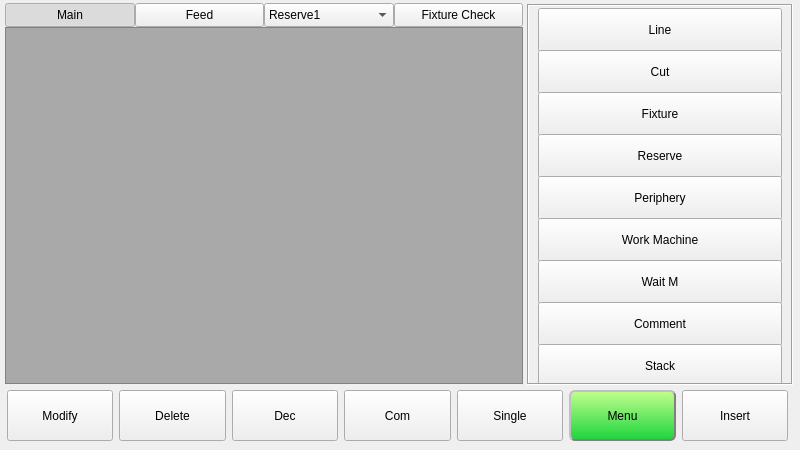
Above: hcinstruction/ichcinstructionpageframe_8.ui from GaussCheng/2-5AxisPunch before the change. Below: the same form after it.
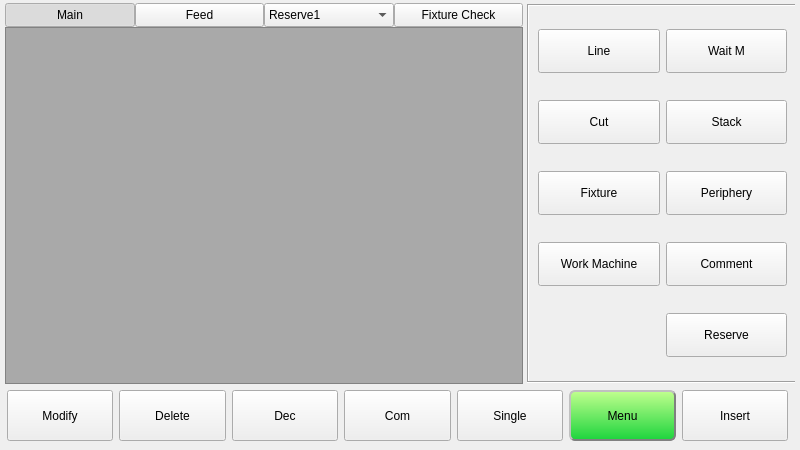
That is the form after the change. Icons and pictures are not drawn. Custom widgets are drawn as their Qt base class.

```diff
--- a/hcinstruction/ichcinstructionpageframe_8.ui
+++ b/hcinstruction/ichcinstructionpageframe_8.ui
@@ -45,8 +45,8 @@
       <rect>
        <x>522</x>
        <y>1</y>
-       <width>266</width>
-       <height>381</height>
+       <width>271</width>
+       <height>379</height>
       </rect>
      </property>
      <property name="sizePolicy">
@@ -65,17 +65,46 @@
       <number>0</number>
      </property>
      <widget class="QWidget" name="actionSelectPage">
-      <layout class="QVBoxLayout" name="verticalLayout_3">
-       <property name="spacing">
-        <number>4</number>
-       </property>
+      <layout class="QGridLayout" name="gridLayout_4">
        <property name="topMargin">
         <number>2</number>
        </property>
        <property name="bottomMargin">
         <number>2</number>
        </property>
-       <item>
+       <item row="3" column="1">
+        <widget class="QToolButton" name="commentButton">
+         <property name="sizePolicy">
+          <sizepolicy hsizetype="Preferred" vsizetype="Preferred">
+           <horstretch>0</horstretch>
+           <verstretch>0</verstretch>
+          </sizepolicy>
+         </property>
+         <property name="maximumSize">
+          <size>
+           <width>16777215</width>
+           <height>44</height>
+          </size>
+         </property>
+         <property name="text">
+          <string>Comment</string>
+         </property>
+         <property name="icon">
+          <iconset resource="../resource.qrc">
+           <normaloff>:/resource/jump(32).png</normaloff>:/resource/jump(32).png</iconset>
+         </property>
+         <property name="iconSize">
+          <size>
+           <width>32</width>
+           <height>32</height>
+          </size>
+         </property>
+         <property name="toolButtonStyle">
+          <enum>Qt::ToolButtonTextBesideIcon</enum>
+         </property>
+        </widget>
+       </item>
+       <item row="0" column="0">
         <widget class="QToolButton" name="lineButton">
          <property name="sizePolicy">
           <sizepolicy hsizetype="Preferred" vsizetype="Preferred">
@@ -83,12 +112,6 @@
            <verstretch>0</verstretch>
           </sizepolicy>
          </property>
-         <property name="minimumSize">
-          <size>
-           <width>0</width>
-           <height>44</height>
-          </size>
-         </property>
          <property name="maximumSize">
           <size>
            <width>16777215</width>
@@ -113,20 +136,46 @@
          </property>
         </widget>
        </item>
-       <item>
-        <widget class="QToolButton" name="cutButton">
+       <item row="2" column="1">
+        <widget class="QToolButton" name="peripheryButton">
          <property name="sizePolicy">
           <sizepolicy hsizetype="Preferred" vsizetype="Preferred">
            <horstretch>0</horstretch>
            <verstretch>0</verstretch>
           </sizepolicy>
          </property>
-         <property name="minimumSize">
+         <property name="maximumSize">
           <size>
-           <width>0</width>
+           <width>16777215</width>
            <height>44</height>
           </size>
          </property>
+         <property name="text">
+          <string>Periphery</string>
+         </property>
+         <property name="icon">
+          <iconset resource="../resource.qrc">
+           <normaloff>:/resource/Conveyor_Belt(32).png</normaloff>:/resource/Conveyor_Belt(32).png</iconset>
+         </property>
+         <property name="iconSize">
+          <size>
+           <width>32</width>
+           <height>32</height>
+          </size>
+         </property>
+         <property name="toolButtonStyle">
+          <enum>Qt::ToolButtonTextBesideIcon</enum>
+         </property>
+        </widget>
+       </item>
+       <item row="0" column="1">
+        <widget class="QToolButton" name="waitMButton">
+         <property name="sizePolicy">
+          <sizepolicy hsizetype="Preferred" vsizetype="Preferred">
+           <horstretch>0</horstretch>
+           <verstretch>0</verstretch>
+          </sizepolicy>
+         </property>
          <property name="maximumSize">
           <size>
            <width>16777215</width>
@@ -134,7 +183,7 @@
           </size>
          </property>
          <property name="text">
-          <string>Cut</string>
+          <string>Wait M</string>
          </property>
          <property name="icon">
           <iconset resource="../resource.qrc">
@@ -151,7 +200,7 @@
          </property>
         </widget>
        </item>
-       <item>
+       <item row="2" column="0">
         <widget class="QToolButton" name="fixtureButton">
          <property name="sizePolicy">
           <sizepolicy hsizetype="Preferred" vsizetype="Preferred">
@@ -159,12 +208,6 @@
            <verstretch>0</verstretch>
           </sizepolicy>
          </property>
-         <property name="minimumSize">
-          <size>
-           <width>0</width>
-           <height>44</height>
-          </size>
-         </property>
          <property name="maximumSize">
           <size>
            <width>16777215</width>
@@ -189,7 +232,71 @@
          </property>
         </widget>
        </item>
-       <item>
+       <item row="1" column="1">
+        <widget class="QToolButton" name="stackButton">
+         <property name="sizePolicy">
+          <sizepolicy hsizetype="Preferred" vsizetype="Preferred">
+           <horstretch>0</horstretch>
+           <verstretch>0</verstretch>
+          </sizepolicy>
+         </property>
+         <property name="maximumSize">
+          <size>
+           <width>16777215</width>
+           <height>44</height>
+          </size>
+         </property>
+         <property name="text">
+          <string>Stack</string>
+         </property>
+         <property name="icon">
+          <iconset resource="../resource.qrc">
+           <normaloff>:/resource/jump(32).png</normaloff>:/resource/jump(32).png</iconset>
+         </property>
+         <property name="iconSize">
+          <size>
+           <width>32</width>
+           <height>32</height>
+          </size>
+         </property>
+         <property name="toolButtonStyle">
+          <enum>Qt::ToolButtonTextBesideIcon</enum>
+         </property>
+        </widget>
+       </item>
+       <item row="1" column="0">
+        <widget class="QToolButton" name="cutButton">
+         <property name="sizePolicy">
+          <sizepolicy hsizetype="Preferred" vsizetype="Preferred">
+           <horstretch>0</horstretch>
+           <verstretch>0</verstretch>
+          </sizepolicy>
+         </property>
+         <property name="maximumSize">
+          <size>
+           <width>16777215</width>
+           <height>44</height>
+          </size>
+         </property>
+         <property name="text">
+          <string>Cut</string>
+         </property>
+         <property name="icon">
+          <iconset resource="../resource.qrc">
+           <normaloff>:/resource/fixture_check(32).png</normaloff>:/resource/fixture_check(32).png</iconset>
+         </property>
+         <property name="iconSize">
+          <size>
+           <width>32</width>
+           <height>32</height>
+          </size>
+         </property>
+         <property name="toolButtonStyle">
+          <enum>Qt::ToolButtonTextBesideIcon</enum>
+         </property>
+        </widget>
+       </item>
+       <item row="5" column="1">
         <widget class="QToolButton" name="pneumaticButton">
          <property name="sizePolicy">
           <sizepolicy hsizetype="Preferred" vsizetype="Preferred">
@@ -197,12 +304,6 @@
            <verstretch>0</verstretch>
           </sizepolicy>
          </property>
-         <property name="minimumSize">
-          <size>
-           <width>0</width>
-           <height>44</height>
-          </size>
-         </property>
          <property name="maximumSize">
           <size>
            <width>16777215</width>
@@ -227,45 +328,7 @@
          </property>
         </widget>
        </item>
-       <item>
-        <widget class="QToolButton" name="peripheryButton">
-         <property name="sizePolicy">
-          <sizepolicy hsizetype="Preferred" vsizetype="Preferred">
-           <horstretch>0</horstretch>
-           <verstretch>0</verstretch>
-          </sizepolicy>
-         </property>
-         <property name="minimumSize">
-          <size>
-           <width>0</width>
-           <height>44</height>
-          </size>
-         </property>
-         <property name="maximumSize">
-          <size>
-           <width>16777215</width>
-           <height>44</height>
-          </size>
-         </property>
-         <property name="text">
-          <string>Periphery</string>
-         </property>
-         <property name="icon">
-          <iconset resource="../resource.qrc">
-           <normaloff>:/resource/Conveyor_Belt(32).png</normaloff>:/resource/Conveyor_Belt(32).png</iconset>
-         </property>
-         <property name="iconSize">
-          <size>
-           <width>32</width>
-           <height>32</height>
-          </size>
-         </property>
-         <property name="toolButtonStyle">
-          <enum>Qt::ToolButtonTextBesideIcon</enum>
-         </property>
-        </widget>
-       </item>
-       <item>
+       <item row="3" column="0">
         <widget class="QToolButton" name="workMachineIOButton">
          <property name="sizePolicy">
           <sizepolicy hsizetype="Preferred" vsizetype="Preferred">
@@ -273,12 +336,6 @@
            <verstretch>0</verstretch>
           </sizepolicy>
          </property>
-         <property name="minimumSize">
-          <size>
-           <width>0</width>
-           <height>44</height>
-          </size>
-         </property>
          <property name="maximumSize">
           <size>
            <width>16777215</width>
@@ -303,120 +360,6 @@
          </property>
         </widget>
        </item>
-       <item>
-        <widget class="QToolButton" name="waitMButton">
-         <property name="sizePolicy">
-          <sizepolicy hsizetype="Preferred" vsizetype="Preferred">
-           <horstretch>0</horstretch>
-           <verstretch>0</verstretch>
-          </sizepolicy>
-         </property>
-         <property name="minimumSize">
-          <size>
-           <width>0</width>
-           <height>44</height>
-          </size>
-         </property>
-         <property name="maximumSize">
-          <size>
-           <width>16777215</width>
-           <height>44</height>
-          </size>
-         </property>
-         <property name="text">
-          <string>Wait M</string>
-         </property>
-         <property name="icon">
-          <iconset resource="../resource.qrc">
-           <normaloff>:/resource/stepInto.png</normaloff>:/resource/stepInto.png</iconset>
-         </property>
-         <property name="iconSize">
-          <size>
-           <width>32</width>
-           <height>32</height>
-          </size>
-         </property>
-         <property name="toolButtonStyle">
-          <enum>Qt::ToolButtonTextBesideIcon</enum>
-         </property>
-        </widget>
-       </item>
-       <item>
-        <widget class="QToolButton" name="commentButton">
-         <property name="sizePolicy">
-          <sizepolicy hsizetype="Preferred" vsizetype="Preferred">
-           <horstretch>0</horstretch>
-           <verstretch>0</verstretch>
-          </sizepolicy>
-         </property>
-         <property name="minimumSize">
-          <size>
-           <width>0</width>
-           <height>44</height>
-          </size>
-         </property>
-         <property name="maximumSize">
-          <size>
-           <width>16777215</width>
-           <height>44</height>
-          </size>
-         </property>
-         <property name="text">
-          <string>Comment</string>
-         </property>
-         <property name="icon">
-          <iconset resource="../resource.qrc">
-           <normaloff>:/resource/jump(32).png</normaloff>:/resource/jump(32).png</iconset>
-         </property>
-         <property name="iconSize">
-          <size>
-           <width>32</width>
-           <height>32</height>
-          </size>
-         </property>
-         <property name="toolButtonStyle">
-          <enum>Qt::ToolButtonTextBesideIcon</enum>
-         </property>
-        </widget>
-       </item>
-       <item>
-        <widget class="QToolButton" name="stackButton">
-         <property name="sizePolicy">
-          <sizepolicy hsizetype="Preferred" vsizetype="Preferred">
-           <horstretch>0</horstretch>
-           <verstretch>0</verstretch>
-          </sizepolicy>
-         </property>
-         <property name="minimumSize">
-          <size>
-           <width>0</width>
-           <height>44</height>
-          </size>
-         </property>
-         <property name="maximumSize">
-          <size>
-           <width>16777215</width>
-           <height>44</height>
-          </size>
-         </property>
-         <property name="text">
-          <string>Stack</string>
-         </property>
-         <property name="icon">
-          <iconset resource="../resource.qrc">
-           <normaloff>:/resource/jump(32).png</normaloff>:/resource/jump(32).png</iconset>
-         </property>
-         <property name="iconSize">
-          <size>
-           <width>32</width>
-           <height>32</height>
-          </size>
-         </property>
-         <property name="toolButtonStyle">
-          <enum>Qt::ToolButtonTextBesideIcon</enum>
-         </property>
-        </widget>
-       </item>
       </layout>
      </widget>
     </widget>
```
Left out of the diff: 2 changed lines with no effect on the pictures.
